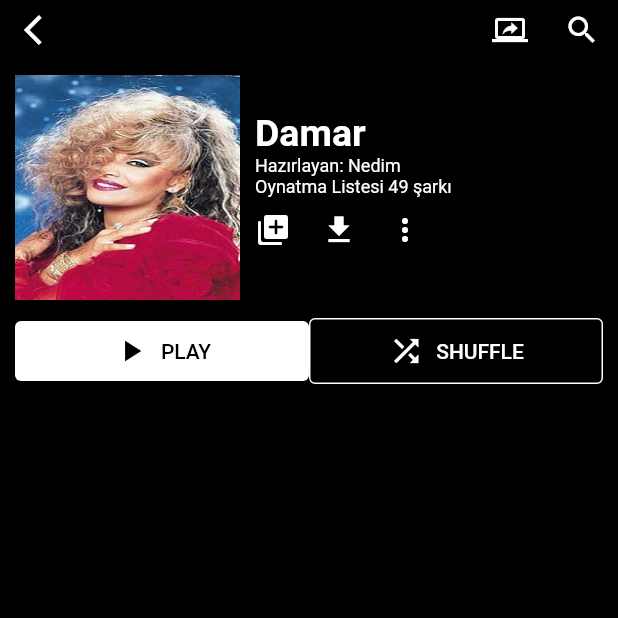
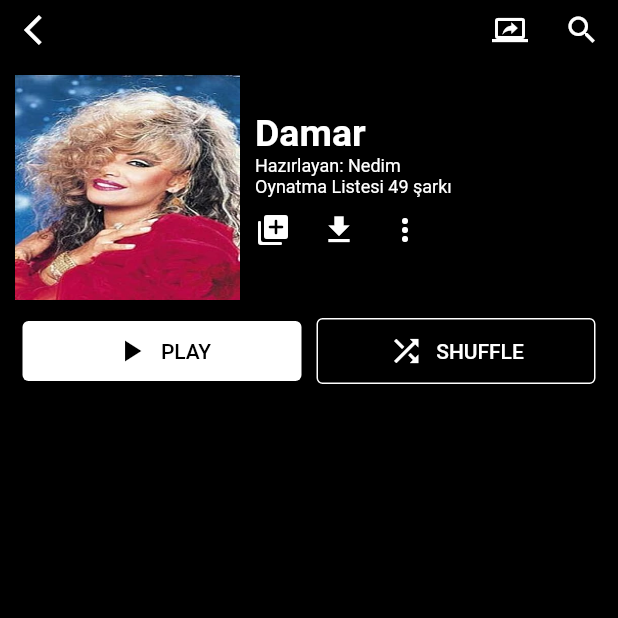
Before and after one commit to NedimRamicevic/youtube_music, a Flutter app: the screen it shows after launch, on a phone screen of 412 x 824 dp, the top half of it. Run offline on Flutter 3.47's test engine with Material 2 defaults, Android fonts, the phone set to English and light mode, and no system bars.

```diff
--- a/lib/widgets/playShuffle.dart
+++ b/lib/widgets/playShuffle.dart
@@ -12,6 +12,8 @@ class BuildPlayShuffle extends StatelessWidget {
         children: [
           Expanded(
             flex: 1,
+            child: Container(
+              margin: EdgeInsets.fromLTRB(5, 0, 5, 0),
               child: TextButton.icon(
                   style: TextButton.styleFrom(
                     backgroundColor: Colors.white,
@@ -28,8 +30,11 @@ class BuildPlayShuffle extends StatelessWidget {
                     ),
                   )),
             ),
+          ),
           Expanded(
             flex: 1,
+            child: Container(
+              margin: EdgeInsets.fromLTRB(5, 0, 5, 0),
               child: TextButton.icon(
                   style: TextButton.styleFrom(
                       padding: EdgeInsets.all(10),
@@ -44,6 +49,7 @@ class BuildPlayShuffle extends StatelessWidget {
                     "SHUFFLE",
                     style: TextStyle(color: Colors.white),
                   )),
+            ),
           )
         ],
       ),
```
Lines whose indentation alone changed are shown as unchanged.
